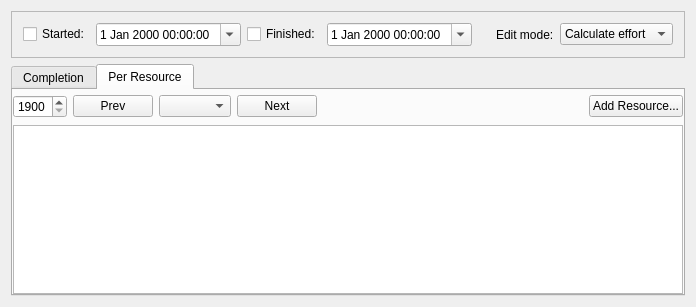
KDE/calligra, file plan/libs/ui/kpttaskprogresspanelbase.ui: the form before one commit.
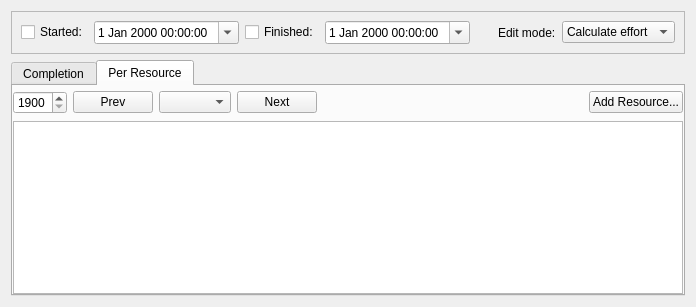
The form after the commit. Custom widgets are drawn as their Qt base class.

Commit message: Remove any hardcoding of spaces to 6 and margins to 9/11 in Plan's UI

Diff of the .ui file:
```diff
--- a/plan/libs/ui/kpttaskprogresspanelbase.ui
+++ b/plan/libs/ui/kpttaskprogresspanelbase.ui
@@ -190,9 +190,6 @@
        </property>
        <item>
         <layout class="QHBoxLayout">
-         <property name="spacing">
-          <number>6</number>
-         </property>
          <property name="margin">
           <number>0</number>
          </property>
@@ -258,7 +255,6 @@
    </item>
   </layout>
  </widget>
- <layoutdefault spacing="6" margin="11"/>
  <customwidgets>
   <customwidget>
    <class>KComboBox</class>
```
The commit also changes 17 other files.
